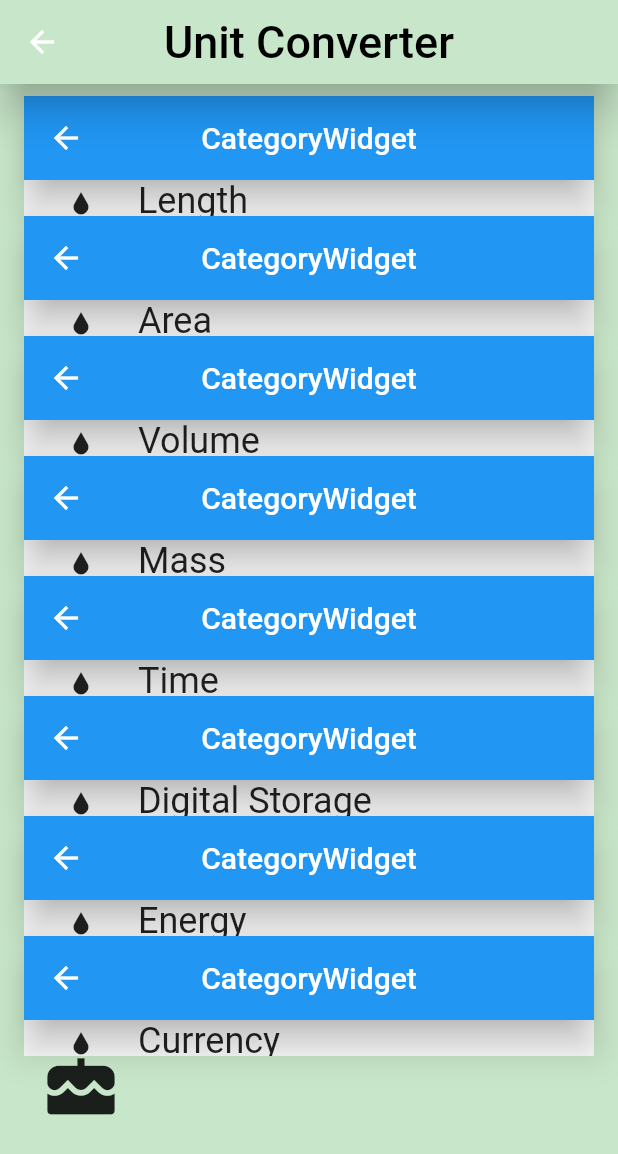
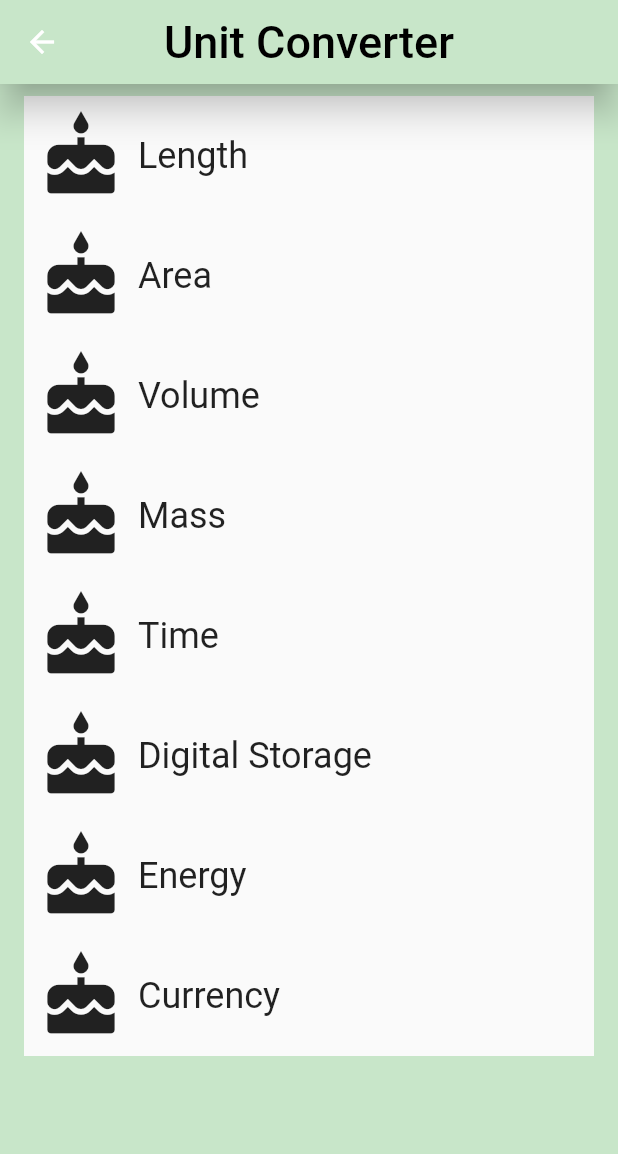
Before and after one commit to kRadius/udacity-exercise, a Flutter app: the CategoryRoute screen opened directly, on a phone screen of 412 x 824 dp. Shown: the top 1154 px of the screen. Run offline on Flutter 3.47's test engine with Material 2 defaults, Android fonts, the phone set to English and light mode, and no system bars.

```diff
--- a/category_widget/lib/category_widget.dart
+++ b/category_widget/lib/01_category/category_widget.dart
@@ -6,6 +6,7 @@
 //The InkWell will not animate if the onTap function is null. Use a print statement for now, as a placeholder. i.e. onTap: () { print('I was tapped!'); }.
 //The InkWell's splash and highlight colors should be the color we pass in.
 
+import 'package:category_widget/03_navigation/unit.dart';
 import 'package:flutter/material.dart';
 
 final _rowHeight = 100.0;
@@ -25,15 +26,7 @@ class CategoryWidget extends StatelessWidget {
 
   @override
   Widget build(BuildContext context) {
-    final appBar = AppBar(
-      elevation: 10.0,
-      title: Text(
-        "CategoryWidget",
-      ),
-      centerTitle: true,
-    );
     return Scaffold(
-        appBar: appBar,
         body: Material(
           color: Colors.transparent,
           child: Container(
--- /dev/null
+++ b/category_widget/lib/02_category_route/category_route.dart
@@ -0,0 +1,78 @@
+import 'package:category_widget/01_category/category_widget.dart';
+import 'package:flutter/material.dart';
+
+
+final _backgroundColor = Colors.green[100];
+
+/// Category Route (screen).
+///
+/// This is the 'home' screen of the Unit Converter. It shows a header and
+/// a list of [Categories].
+///
+/// While it is named CategoryRoute, a more apt name would be CategoryScreen,
+/// because it is responsible for the UI at the route's destination.
+class CategoryRoute extends StatelessWidget {
+  const CategoryRoute();
+
+  static const _categoryNames = <String>[
+    'Length',
+    'Area',
+    'Volume',
+    'Mass',
+    'Time',
+    'Digital Storage',
+    'Energy',
+    'Currency',
+  ];
+
+  static const _baseColors = <Color>[
+    Colors.teal,
+    Colors.orange,
+    Colors.pinkAccent,
+    Colors.blueAccent,
+    Colors.yellow,
+    Colors.greenAccent,
+    Colors.purpleAccent,
+    Colors.red,
+  ];
+
+  @override
+  Widget build(BuildContext context) {
+
+    final listView = Container(
+      color: _backgroundColor,
+      padding: EdgeInsets.symmetric(horizontal: 8.0),
+      child: ListView.builder(
+        padding: EdgeInsets.all(8.0),
+        itemCount: _categoryNames.length,
+        itemBuilder: (BuildContext context, int index) {
+          return Container(
+            height: 80,
+            child: CategoryWidget(
+                color: _baseColors[index],
+                icon: Icons.cake,
+                name: _categoryNames[index]),
+          );
+        },
+      ),
+    );
+
+    final appBar = AppBar(
+      elevation: 10.0,
+      title: Text(
+        'Unit Converter',
+        style: TextStyle(
+          color: Colors.black,
+          fontSize: 30.0,
+        ),
+      ),
+      centerTitle: true,
+      backgroundColor: _backgroundColor,
+    );
+
+    return Scaffold(
+      appBar: appBar,
+      body: listView,
+    );
+  }
+}
--- /dev/null
+++ b/category_widget/lib/03_navigation/unit.dart
@@ -0,0 +1,27 @@
+// Copyright 2018 The Chromium Authors. All rights reserved.
+// Use of this source code is governed by a BSD-style license that can be
+// found in the LICENSE file.
+
+import 'package:meta/meta.dart';
+
+/// Information about a [Unit].
+class Unit {
+  final String name;
+  final double conversion;
+
+  /// A [Unit] stores its name and conversion factor.
+  ///
+  /// An example would be 'Meter' and '1.0'.
+  const Unit({
+    @required this.name,
+    @required this.conversion,
+  })  : assert(name != null),
+        assert(conversion != null);
+
+  /// Creates a [Unit] from a JSON object.
+  Unit.fromJson(Map jsonMap)
+      : assert(jsonMap['name'] != null),
+        assert(jsonMap['conversion'] != null),
+        name = jsonMap['name'],
+        conversion = jsonMap['conversion'].toDouble();
+}
```
Also changed, not shown: category_widget/lib/03_navigation/converter_route.dart (added, +55 -0 lines), category_widget/lib/03_navigation/navigation_category_widget.dart (added, +73 -0 lines), category_widget/lib/03_navigation/navigatoin_category_route.dart (renamed from category_widget/lib/category_route.dart, +17 -8 lines), category_widget/lib/main.dart (+15 -2 lines), 1 other file.
